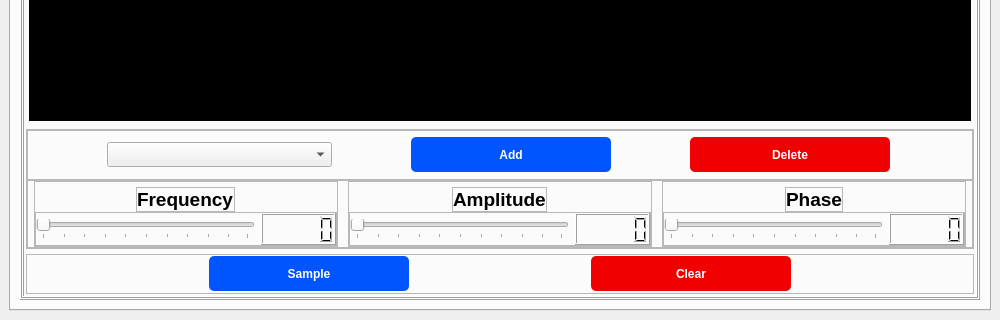
Qt form task2.ui (OmarAtef0/Sampling-Theory-Studio) before a commit; both pictures show x 0 to 1000 and y 430 to 750 of the 1000 by 750 pixel window.
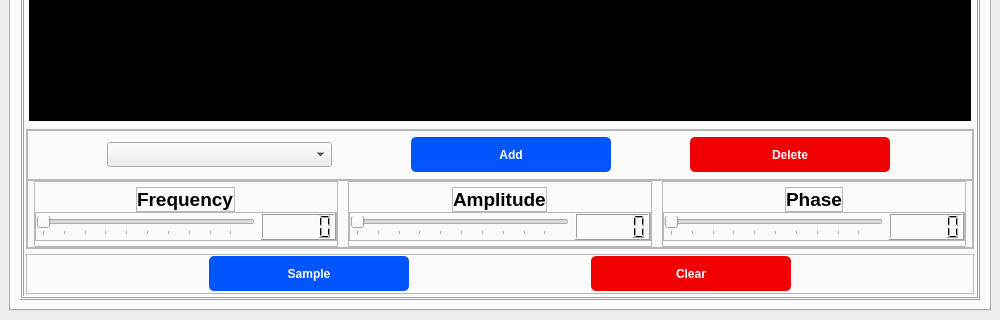
The same form after that commit. The open tabs and pages were chosen to show the change. Custom widgets are drawn as their Qt base class.

Diff of the .ui file:
```diff
--- a/task2.ui
+++ b/task2.ui
@@ -808,7 +808,7 @@
                         <number>0</number>
                        </property>
                        <property name="bottomMargin">
-                        <number>0</number>
+                        <number>5</number>
                        </property>
                        <item alignment="Qt::AlignHCenter|Qt::AlignVCenter">
                         <widget class="QFrame" name="frame_30">
@@ -877,6 +877,9 @@
                           </property>
                           <item>
                            <widget class="QSlider" name="sinusoidal_frequency_slider">
+                            <property name="minimum">
+                             <number>1</number>
+                            </property>
                             <property name="orientation">
                              <enum>Qt::Horizontal</enum>
                             </property>
@@ -932,7 +935,7 @@
                         <number>0</number>
                        </property>
                        <property name="bottomMargin">
-                        <number>0</number>
+                        <number>5</number>
                        </property>
                        <item alignment="Qt::AlignHCenter|Qt::AlignVCenter">
                         <widget class="QFrame" name="frame_27">
@@ -1001,6 +1004,9 @@
                           </property>
                           <item>
                            <widget class="QSlider" name="sinusoidal_amplitude_slider">
+                            <property name="minimum">
+                             <number>1</number>
+                            </property>
                             <property name="orientation">
                              <enum>Qt::Horizontal</enum>
                             </property>
@@ -1056,7 +1062,7 @@
                         <number>0</number>
                        </property>
                        <property name="bottomMargin">
-                        <number>0</number>
+                        <number>5</number>
                        </property>
                        <item alignment="Qt::AlignHCenter|Qt::AlignVCenter">
                         <widget class="QFrame" name="frame_25">
@@ -1125,6 +1131,9 @@
                           </property>
                           <item>
                            <widget class="QSlider" name="sinusoidal_phase_slider">
+                            <property name="minimum">
+                             <number>1</number>
+                            </property>
                             <property name="orientation">
                              <enum>Qt::Horizontal</enum>
                             </property>
```
Left out of the diff: 20 changed lines with no effect on the pictures.
